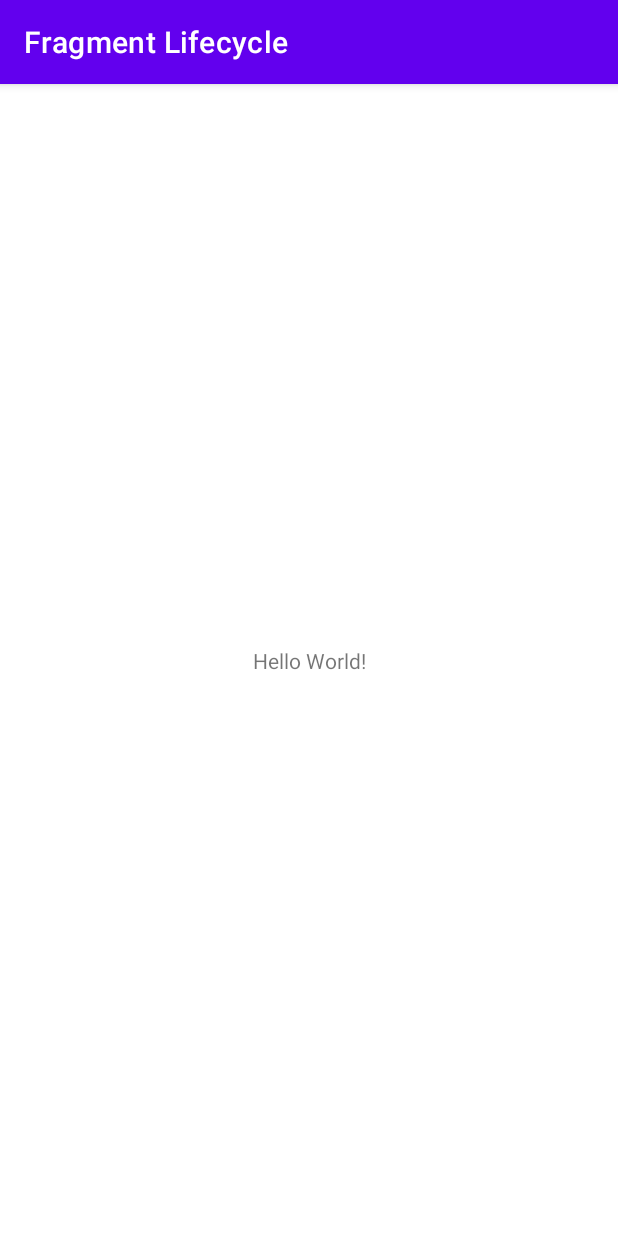
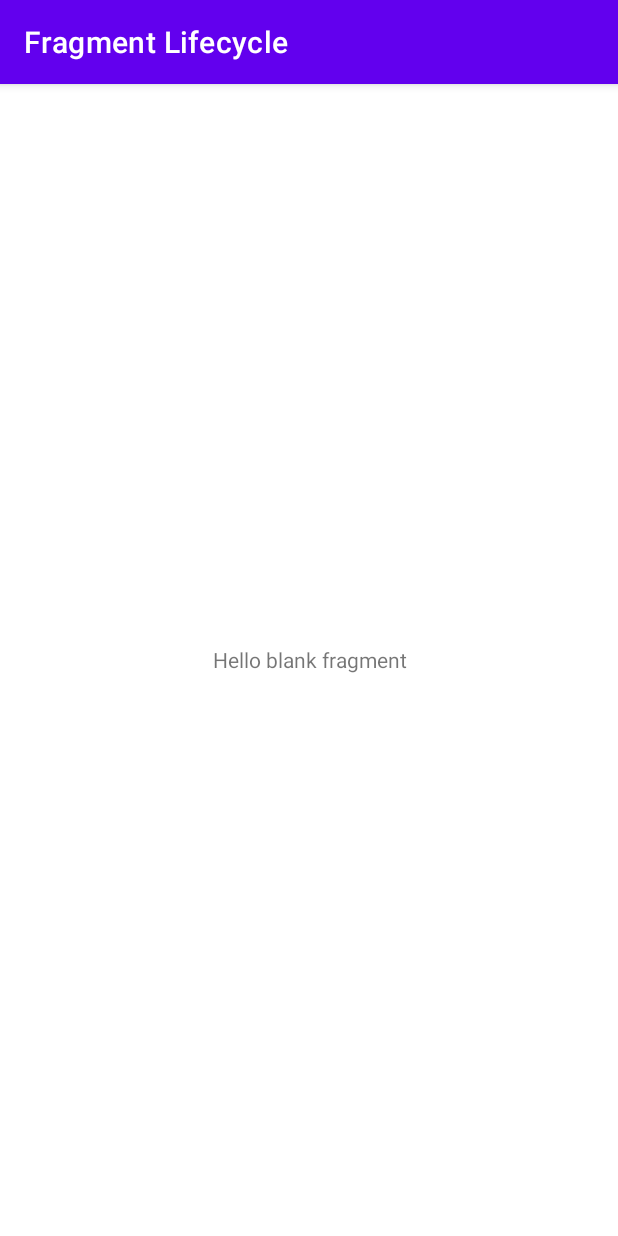
Before and after one commit to noargs/build-android-apps-with-kotlin, an Android app: the screen it shows after launch (MainActivity), on a phone screen of 412 x 824 dp. Run offline under Robolectric (Android 15) with nearby library versions, the phone set to English and light mode, and no system bars.

Commit message:
fragment to main activity and cycle method added

```diff
--- a/11_fragment_lifecycle/app/build.gradle
+++ b/11_fragment_lifecycle/app/build.gradle
@@ -37,6 +37,7 @@ dependencies {
     implementation 'androidx.appcompat:appcompat:1.4.2'
     implementation 'com.google.android.material:material:1.6.1'
     implementation 'androidx.constraintlayout:constraintlayout:2.1.4'
+    implementation 'androidx.legacy:legacy-support-v4:1.0.0'
     testImplementation 'junit:junit:4.+'
     androidTestImplementation 'androidx.test.ext:junit:1.1.3'
     androidTestImplementation 'androidx.test.espresso:espresso-core:3.4.0'
--- /dev/null
+++ b/11_fragment_lifecycle/app/src/main/java/github/noargs/fragmentlifecycle/MainFragment.kt
@@ -0,0 +1,110 @@
+package github.noargs.fragmentlifecycle
+
+import android.content.Context
+import android.os.Bundle
+import android.util.Log
+import androidx.fragment.app.Fragment
+import android.view.LayoutInflater
+import android.view.View
+import android.view.ViewGroup
+
+// TODO: Rename parameter arguments, choose names that match
+// the fragment initialization parameters, e.g. ARG_ITEM_NUMBER
+private const val ARG_PARAM1 = "param1"
+private const val ARG_PARAM2 = "param2"
+
+/**
+ * A simple [Fragment] subclass.
+ * Use the [MainFragment.newInstance] factory method to
+ * create an instance of this fragment.
+ */
+class MainFragment : Fragment() {
+    // TODO: Rename and change types of parameters
+    private var param1: String? = null
+    private var param2: String? = null
+
+    override fun onAttach(context: Context) {
+        super.onAttach(context)
+        Log.d(TAG, "onAttach")
+    }
+
+    override fun onCreate(savedInstanceState: Bundle?) {
+        super.onCreate(savedInstanceState)
+        Log.d(TAG, "onCreate")
+        arguments?.let {
+            param1 = it.getString(ARG_PARAM1)
+            param2 = it.getString(ARG_PARAM2)
+        }
+    }
+
+    override fun onCreateView(
+        inflater: LayoutInflater, container: ViewGroup?,
+        savedInstanceState: Bundle?
+    ): View? {
+        Log.d(TAG, "onCreateView")
+
+        // Inflate the layout for this fragment
+        return inflater.inflate(R.layout.fragment_main, container, false)
+    }
+
+    override fun onViewCreated(view: View, savedInstanceState: Bundle?) {
+        super.onViewCreated(view, savedInstanceState)
+        Log.d(TAG, "onViewCreated")
+    }
+
+    override fun onActivityCreated(savedInstanceState: Bundle?) {
+        super.onActivityCreated(savedInstanceState)
+        Log.d(TAG, "onActivityCreated")
+    }
+
+    override fun onStart() {
+        super.onStart()
+        Log.d(TAG, "onStart")
+    }
+
+    override fun onResume() {
+        super.onResume()
+        Log.d(TAG, "onResume")
+    }
+
+    override fun onPause() {
+        super.onPause()
+        Log.d(TAG, "onResume")
+    }
+
+    override fun onStop() {
+        super.onStop()
+        Log.d(TAG, "onStop")
+    }
+
+    override fun onDestroyView() {
+        super.onDestroyView()
+        Log.d(TAG, "onDestroy")
+    }
+
+    override fun onDetach() {
+        super.onDetach()
+        Log.d(TAG, "onDetach")
+    }
+
+    companion object {
+        private const val TAG = "MainFragment"
+        /**
+         * Use this factory method to create a new instance of
+         * this fragment using the provided parameters.
+         *
+         * @param param1 Parameter 1.
+         * @param param2 Parameter 2.
+         * @return A new instance of fragment MainFragment.
+         */
+        // TODO: Rename and change types and number of parameters
+        @JvmStatic
+        fun newInstance(param1: String, param2: String) =
+            MainFragment().apply {
+                arguments = Bundle().apply {
+                    putString(ARG_PARAM1, param1)
+                    putString(ARG_PARAM2, param2)
+                }
+            }
+    }
+}
--- a/11_fragment_lifecycle/app/src/main/res/layout/activity_main.xml
+++ b/11_fragment_lifecycle/app/src/main/res/layout/activity_main.xml
@@ -6,13 +6,11 @@
     android:layout_height="match_parent"
     tools:context=".MainActivity">
 
-    <TextView
-        android:layout_width="wrap_content"
-        android:layout_height="wrap_content"
-        android:text="Hello World!"
-        app:layout_constraintBottom_toBottomOf="parent"
-        app:layout_constraintLeft_toLeftOf="parent"
-        app:layout_constraintRight_toRightOf="parent"
-        app:layout_constraintTop_toTopOf="parent" />
+    <fragment
+        android:id="@+id/main_fragment"
+        android:name="github.noargs.fragmentlifecycle.MainFragment"
+        android:layout_width="match_parent"
+        android:layout_height="match_parent"
+         />
 
 </androidx.constraintlayout.widget.ConstraintLayout>
--- /dev/null
+++ b/11_fragment_lifecycle/app/src/main/res/layout/fragment_main.xml
@@ -0,0 +1,15 @@
+<?xml version="1.0" encoding="utf-8"?>
+<FrameLayout xmlns:android="http://schemas.android.com/apk/res/android"
+    xmlns:tools="http://schemas.android.com/tools"
+    android:layout_width="match_parent"
+    android:layout_height="match_parent"
+    tools:context=".MainFragment">
+
+    <!-- TODO: Update blank fragment layout -->
+    <TextView
+        android:layout_width="match_parent"
+        android:layout_height="match_parent"
+        android:gravity="center"
+        android:text="@string/hello_blank_fragment" />
+
+</FrameLayout>
--- a/11_fragment_lifecycle/app/src/main/res/values/strings.xml
+++ b/11_fragment_lifecycle/app/src/main/res/values/strings.xml
@@ -1,3 +1,5 @@
 <resources>
     <string name="app_name">Fragment Lifecycle</string>
+    <!-- TODO: Remove or change this placeholder text -->
+    <string name="hello_blank_fragment">Hello blank fragment</string>
 </resources>
--- a/11_fragment_lifecycle/build.gradle
+++ b/11_fragment_lifecycle/build.gradle
@@ -6,7 +6,7 @@ buildscript {
     }
     dependencies {
         classpath "com.android.tools.build:gradle:7.0.2"
-        classpath "org.jetbrains.kotlin:kotlin-gradle-plugin:1.5.30"
+        classpath 'org.jetbrains.kotlin:kotlin-gradle-plugin:1.6.10'
 
         // NOTE: Do not place your application dependencies here; they belong
         // in the individual module build.gradle files
```
